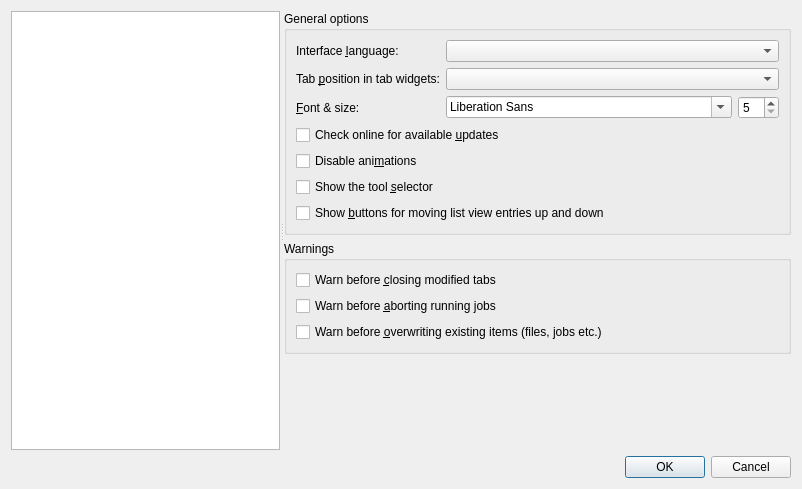
Above: src/mkvtoolnix-gui/forms/main_window/preferences_dialog.ui from jpsdr/MKVToolnix-Windows-7 before the change. Below: the same form after it.
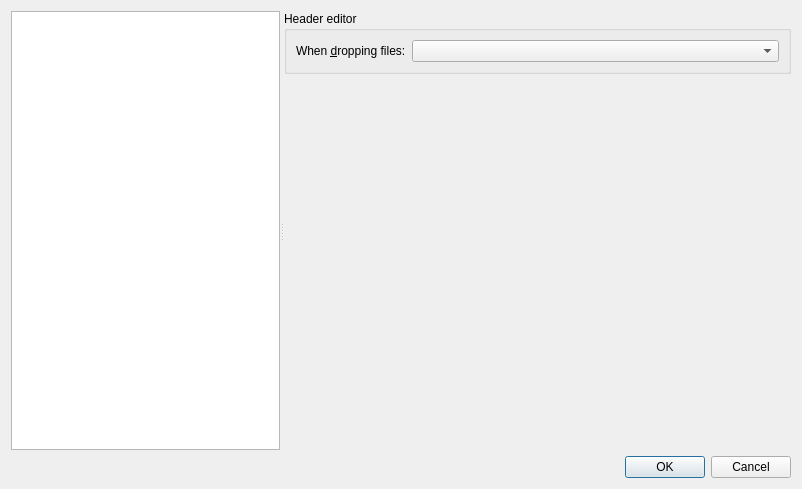
That is the form after the change. The open tabs and pages were chosen to show the change. Icons and pictures are not drawn. Custom widgets are drawn as their Qt base class.

Commit message:
GUI: headers: ask user what to do with files dropped onto an open tab
Implements #1585.

Patch:
```diff
--- a/src/mkvtoolnix-gui/forms/main_window/preferences_dialog.ui
+++ b/src/mkvtoolnix-gui/forms/main_window/preferences_dialog.ui
@@ -1131,6 +1131,64 @@
         </item>
        </layout>
       </widget>
+      <widget class="QWidget" name="pHeaderEditorGeneral">
+       <layout class="QVBoxLayout" name="verticalLayout_29">
+        <property name="leftMargin">
+         <number>0</number>
+        </property>
+        <property name="topMargin">
+         <number>0</number>
+        </property>
+        <property name="rightMargin">
+         <number>0</number>
+        </property>
+        <property name="bottomMargin">
+         <number>0</number>
+        </property>
+        <item>
+         <widget class="QGroupBox" name="groupBox_15">
+          <property name="title">
+           <string>Header editor</string>
+          </property>
+          <layout class="QHBoxLayout" name="horizontalLayout_11">
+           <item>
+            <widget class="QLabel" name="label_14">
+             <property name="text">
+              <string>When &amp;dropping files:</string>
+             </property>
+             <property name="buddy">
+              <cstring>cbHEDroppedFilesPolicy</cstring>
+             </property>
+            </widget>
+           </item>
+           <item>
+            <widget class="QComboBox" name="cbHEDroppedFilesPolicy">
+             <property name="sizePolicy">
+              <sizepolicy hsizetype="MinimumExpanding" vsizetype="Fixed">
+               <horstretch>0</horstretch>
+               <verstretch>0</verstretch>
+              </sizepolicy>
+             </property>
+            </widget>
+           </item>
+          </layout>
+         </widget>
+        </item>
+        <item>
+         <spacer name="verticalSpacer_10">
+          <property name="orientation">
+           <enum>Qt::Vertical</enum>
+          </property>
+          <property name="sizeHint" stdset="0">
+           <size>
+            <width>20</width>
+            <height>341</height>
+           </size>
+          </property>
+         </spacer>
+        </item>
+       </layout>
+      </widget>
       <widget class="QWidget" name="pJobsGeneral">
        <layout class="QVBoxLayout" name="verticalLayout_14">
         <property name="leftMargin">
```
The commit also changes 14 other files.
